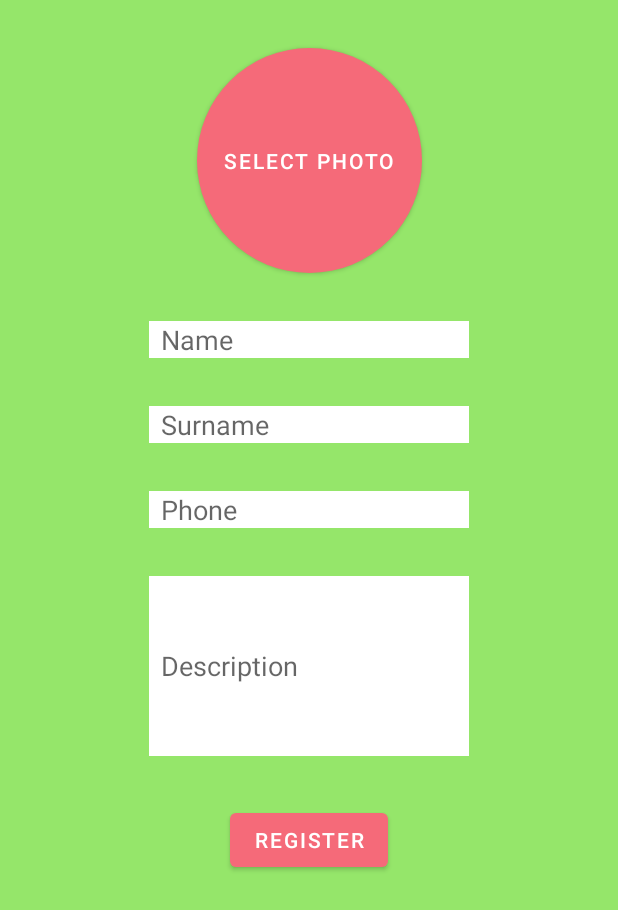
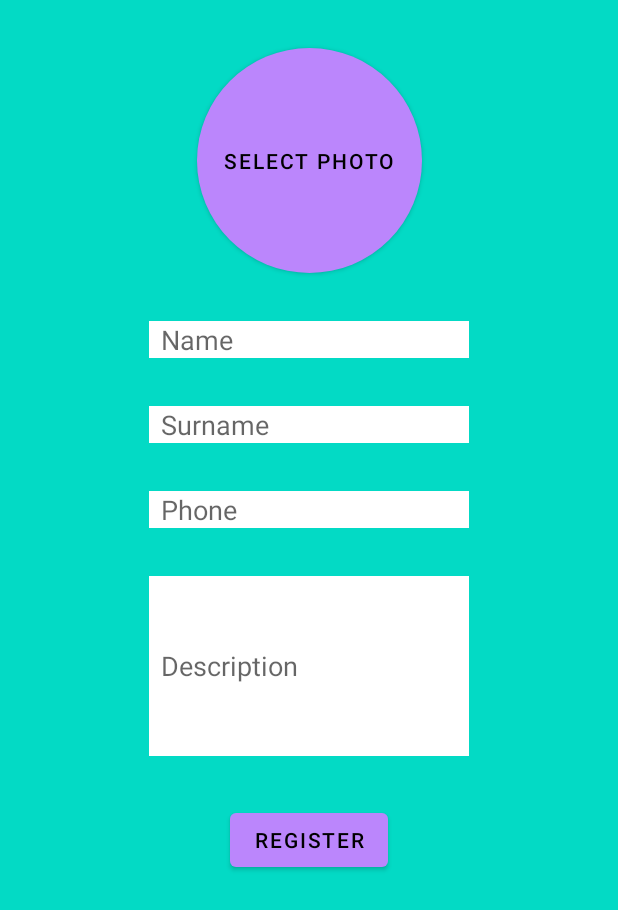
Before and after one commit to WashingtonD/Kotlin-Meet-and-Party, an Android app: the NewuserActivity screen opened directly, with no data from a screen before it, on a phone screen of 412 x 824 dp. Shown: the top 910 px of the screen. Run offline under Robolectric (Android 15) with nearby library versions, the phone set to English and light mode, and no system bars; our stand-ins replace CircleImageView, Firebase (no records; nobody signed in at launch, a user with empty details on screens opened directly), Picasso.

Commit message:
Misc Layout, color and logo changes

```diff
--- a/app/src/main/java/com/example/kotlinmeat/MainScreenActivity.kt
+++ b/app/src/main/java/com/example/kotlinmeat/MainScreenActivity.kt
@@ -322,6 +322,7 @@ private fun update_profile()
 {
      val uid = FirebaseAuth.getInstance().uid
     //Log.d("Header","Name: $name, Link: ${user.imageLink}")
+    Log.d("Autho","Getting profile updated")
     val ref = FirebaseDatabase.getInstance().getReference("/users/$uid")
     readFirebaseData(object: FirebaseCallBack{
         override fun onCallBack(list: ArrayList<String>) {
--- a/app/src/main/res/drawable/rounded_button.xml
+++ b/app/src/main/res/drawable/rounded_button.xml
@@ -1,6 +1,6 @@
 <?xml version="1.0" encoding="utf-8"?>
 <shape xmlns:android="http://schemas.android.com/apk/res/android">
 
-    <solid android:color="#95E66A"/>
+    <solid android:color="@color/purple_200"/>
     <corners android:radius="25dp"/>
 </shape>
--- a/app/src/main/res/layout/activity_login.xml
+++ b/app/src/main/res/layout/activity_login.xml
@@ -4,7 +4,7 @@
     xmlns:tools="http://schemas.android.com/tools"
     android:layout_width="match_parent"
     android:layout_height="match_parent"
-    android:background="#95E66A" >
+    android:background="@color/teal_200">
 
     <EditText
         android:id="@+id/email_textedit_log"
--- a/app/src/main/res/layout/activity_main.xml
+++ b/app/src/main/res/layout/activity_main.xml
@@ -4,7 +4,7 @@
     xmlns:tools="http://schemas.android.com/tools"
     android:layout_width="match_parent"
     android:layout_height="match_parent"
-    android:background="#95E66A"
+    android:background="@color/teal_200"
     tools:context=".RegisterActivity">
 
     <EditText
@@ -69,8 +69,8 @@
         android:layout_height="wrap_content"
         android:layout_marginTop="8dp"
         android:text="Already have an account?"
+        android:textColor="@color/white"
         android:textSize="16sp"
-        android:textColor="@color/white"
         app:layout_constraintEnd_toEndOf="@+id/register_button"
         app:layout_constraintStart_toStartOf="@+id/register_button"
         app:layout_constraintTop_toBottomOf="@+id/register_button" />
@@ -91,5 +91,4 @@
         tools:text="Error" />
 
 
-
 </androidx.constraintlayout.widget.ConstraintLayout>
--- a/app/src/main/res/layout/activity_map_popup.xml
+++ b/app/src/main/res/layout/activity_map_popup.xml
@@ -4,8 +4,8 @@
     xmlns:tools="http://schemas.android.com/tools"
     android:layout_width="match_parent"
     android:layout_height="match_parent"
-    tools:context=".MapPopupActivity"
-    android:background="#95E66A">
+    android:background="@color/teal_200"
+    tools:context=".MapPopupActivity">
 
     <de.hdodenhof.circleimageview.CircleImageView
         android:id="@+id/profile_photo_map_popup"
@@ -63,7 +63,7 @@
         android:id="@+id/button_messages_popup"
         android:layout_width="91dp"
         android:layout_height="55dp"
-        android:background="#FF414D"
+        android:background="@color/purple_200"
         android:src="@drawable/ic_baseline_message_24"
         app:layout_constraintBottom_toBottomOf="parent"
         app:layout_constraintEnd_toEndOf="parent"
--- a/app/src/main/res/layout/activity_newuser.xml
+++ b/app/src/main/res/layout/activity_newuser.xml
@@ -4,7 +4,7 @@
     xmlns:tools="http://schemas.android.com/tools"
     android:layout_width="match_parent"
     android:layout_height="match_parent"
-    android:background="#95E66A"
+    android:background="@color/teal_200"
     tools:context=".NewuserActivity">
 
     <Button
@@ -12,8 +12,8 @@
         android:layout_width="150dp"
         android:layout_height="150dp"
         android:layout_marginTop="32dp"
+        android:background="@drawable/rounded_photo"
         android:text="Select Photo"
-        android:background="@drawable/rounded_photo"
         android:visibility="visible"
         app:layout_constraintEnd_toEndOf="parent"
         app:layout_constraintStart_toStartOf="parent"
@@ -63,7 +63,6 @@
         app:layout_constraintTop_toBottomOf="@+id/editTextPhone" />
 
 
-
     <de.hdodenhof.circleimageview.CircleImageView
         android:id="@+id/profile_image"
         android:layout_width="150dp"
@@ -88,13 +87,13 @@
     <EditText
         android:id="@+id/editTextPhone"
         android:layout_width="wrap_content"
-        android:background="@color/white"
-        android:hint="Phone"
-        android:paddingLeft="8dp"
         android:layout_height="wrap_content"
         android:layout_marginTop="32dp"
+        android:background="@color/white"
         android:ems="10"
+        android:hint="Phone"
         android:inputType="phone"
+        android:paddingLeft="8dp"
         app:layout_constraintEnd_toEndOf="parent"
         app:layout_constraintStart_toStartOf="parent"
         app:layout_constraintTop_toBottomOf="@+id/editTextSurname" />
--- a/app/src/main/res/layout/activity_other_user_profile.xml
+++ b/app/src/main/res/layout/activity_other_user_profile.xml
@@ -4,8 +4,8 @@
     xmlns:tools="http://schemas.android.com/tools"
     android:layout_width="match_parent"
     android:layout_height="match_parent"
-    android:background="#95E66A">
-<!--    android:background="#D9ECF2">-->
+    android:background="@color/teal_200">
+    <!--    android:background="#D9ECF2">-->
 
     <Button
         android:id="@+id/button_back_other_profile"
@@ -68,7 +68,7 @@
         android:id="@+id/button_messages"
         android:layout_width="91dp"
         android:layout_height="55dp"
-        android:background="#FF414D"
+        android:background="@color/purple_200"
         android:src="@drawable/ic_baseline_message_24"
         app:layout_constraintBottom_toBottomOf="parent"
         app:layout_constraintEnd_toEndOf="parent"
--- a/app/src/main/res/layout/activity_profile_edit.xml
+++ b/app/src/main/res/layout/activity_profile_edit.xml
@@ -4,7 +4,7 @@
     xmlns:tools="http://schemas.android.com/tools"
     android:layout_width="match_parent"
     android:layout_height="match_parent"
-    android:background="#95E66A">
+    android:background="@color/teal_200">
 
     <de.hdodenhof.circleimageview.CircleImageView
         android:id="@+id/profile_photo2"
@@ -101,13 +101,13 @@
         android:layout_marginTop="44dp"
         android:background="#FFFFFF"
         android:ems="10"
+        android:fontFamily="sans-serif-condensed"
         android:gravity="top|start"
-        android:fontFamily="sans-serif-condensed"
-        android:padding="5dp"
         android:inputType="textMultiLine"
         android:lines="4"
         android:maxLines="4"
         android:minLines="1"
+        android:padding="5dp"
         android:text="Description"
         app:layout_constraintEnd_toEndOf="parent"
         app:layout_constraintHorizontal_bias="0.517"
--- a/app/src/main/res/values/themes.xml
+++ b/app/src/main/res/values/themes.xml
@@ -4,9 +4,9 @@
         <item name="windowActionBar">false</item>
         <item name="windowNoTitle">true</item>
         <!-- Primary brand color. -->
-        <item name="colorPrimary">@color/froly</item>
-        <item name="colorPrimaryVariant">@color/Coral_red</item>
-        <item name="colorOnPrimary">@color/white</item>
+        <item name="colorPrimary">@color/purple_200</item>
+        <item name="colorPrimaryVariant">@color/purple_200</item>
+        <item name="colorOnPrimary">@color/black</item>
         <!-- Secondary brand color. -->
         <item name="colorSecondary">@color/teal_200</item>
         <item name="colorSecondaryVariant">@color/teal_700</item>
@@ -14,6 +14,7 @@
         <!-- Status bar color. -->
         <item name="android:statusBarColor" tools:targetApi="l">?attr/colorPrimaryVariant</item>
         <!-- Customize your theme here. -->
+        <item name="android:button">@color/purple_200</item>
 <!--        <item name="backgroundColor">@color/iceberg</item>-->
     </style>
     <style name="Theme.KotlinMeat.ActionBar" parent="Theme.MaterialComponents.DayNight">
```
Also changed, not shown: app/src/main/res/layout/activity_choice.xml (+12 -0 lines), app/src/main/res/layout/activity_main_screen.xml (+10 -16 lines), app/src/main/res/layout/activity_profile.xml (+8 -7 lines), app/src/main/res/layout/activity_splash_screen.xml (+6 -3 lines), app/src/main/res/drawable/logo_fire.png (added), app/src/main/res/logo/Logo_Fire.png (added).
